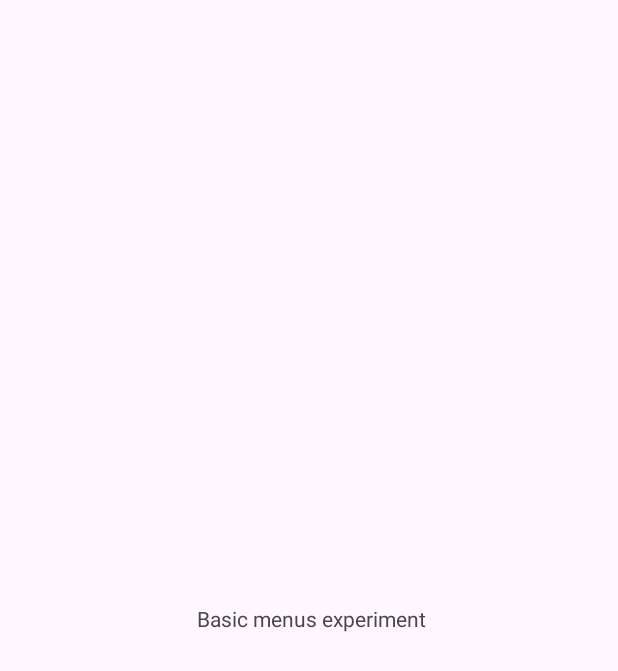
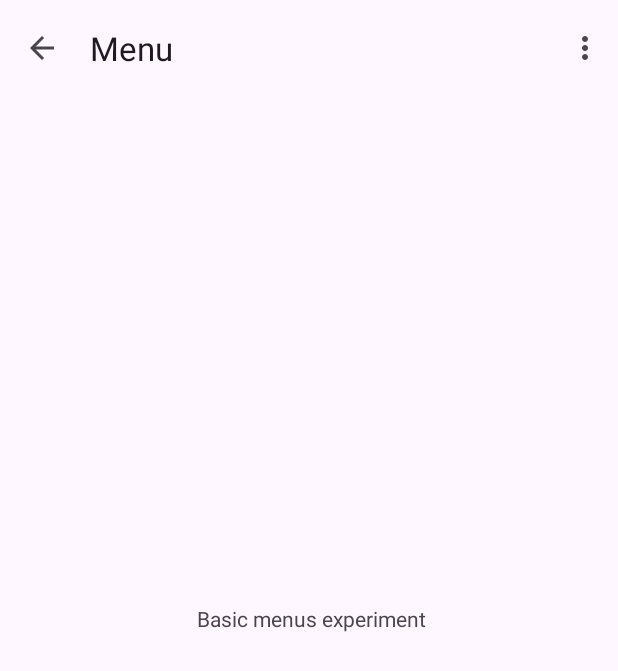
Before and after one commit to Abhinavv9258/AndroidStudioProjects, an Android app: the screen it shows after launch (MainActivity), on a phone screen of 412 x 824 dp. Before the commit the part shown is almost empty. Shown: the top 671 px of the screen. Run offline under Robolectric (Android 15) with nearby library versions, the light colour scheme and no system bars.

Commit message:
MAD lab ws

```diff
--- a/Experiment09/app/src/main/java/com/example/experiment09/MainActivity.java
+++ b/Experiment09/app/src/main/java/com/example/experiment09/MainActivity.java
@@ -1,6 +1,9 @@
 package com.example.experiment09;
 
+import androidx.appcompat.app.ActionBar;
 import androidx.appcompat.app.AppCompatActivity;
+import androidx.appcompat.widget.Toolbar;
+
 import android.os.Bundle;
 import android.view.Menu;
 import android.view.MenuItem;
@@ -11,6 +14,11 @@ public class MainActivity extends AppCompatActivity {
     protected void onCreate(Bundle savedInstanceState) {
         super.onCreate(savedInstanceState);
         setContentView(R.layout.activity_main);
+        Toolbar toolbar = findViewById(R.id.toolbar);
+        setSupportActionBar(toolbar);
+
+        ActionBar actionBar = getSupportActionBar();
+        actionBar.setDisplayHomeAsUpEnabled(true);
     }
     @Override
     public boolean onCreateOptionsMenu(Menu menu) {
@@ -20,7 +28,7 @@ public class MainActivity extends AppCompatActivity {
 
     @Override
     public boolean onOptionsItemSelected(MenuItem item) {
-        Toast.makeText(this, "Selected Item: " + item.getTitle(), Toast.LENGTH_SHORT).show();
+        Toast.makeText(this, "Selected Item: " + item.getTitle(), Toast.LENGTH_LONG).show();
         int id = item.getItemId();
         if (id == R.id.search_item) {
             return true;
--- a/Experiment09/app/src/main/res/layout/activity_main.xml
+++ b/Experiment09/app/src/main/res/layout/activity_main.xml
@@ -14,5 +14,20 @@
         app:layout_constraintEnd_toEndOf="parent"
         app:layout_constraintStart_toStartOf="parent"
         app:layout_constraintTop_toTopOf="parent" />
+    <com.google.android.material.appbar.AppBarLayout
+        android:layout_width="match_parent"
+        android:layout_height="wrap_content"
+        app:layout_constraintTop_toTopOf="parent"
+        app:layout_constraintStart_toStartOf="parent"
+        >
+        <androidx.appcompat.widget.Toolbar
+            android:id="@+id/toolbar"
+            android:layout_width="match_parent"
+            android:layout_height="match_parent"
+            app:title="Menu"
+            >
+
+        </androidx.appcompat.widget.Toolbar>
+    </com.google.android.material.appbar.AppBarLayout>
 
 </androidx.constraintlayout.widget.ConstraintLayout>
--- a/Experiment09/app/src/main/res/menu/options_menu.xml
+++ b/Experiment09/app/src/main/res/menu/options_menu.xml
@@ -1,5 +1,6 @@
 <?xml version="1.0" encoding="utf-8"?>
-<menu xmlns:android="http://schemas.android.com/apk/res/android" >
+<menu xmlns:android="http://schemas.android.com/apk/res/android"
+    xmlns:app="http://schemas.android.com/apk/res-auto">
     <item android:id="@+id/search_item" android:title="Option1" />
     <item android:id="@+id/upload_item" android:title="Option2" />
     <item android:id="@+id/copy_item" android:title="Option3" />
```
Also changed, not shown: 10 other files.
